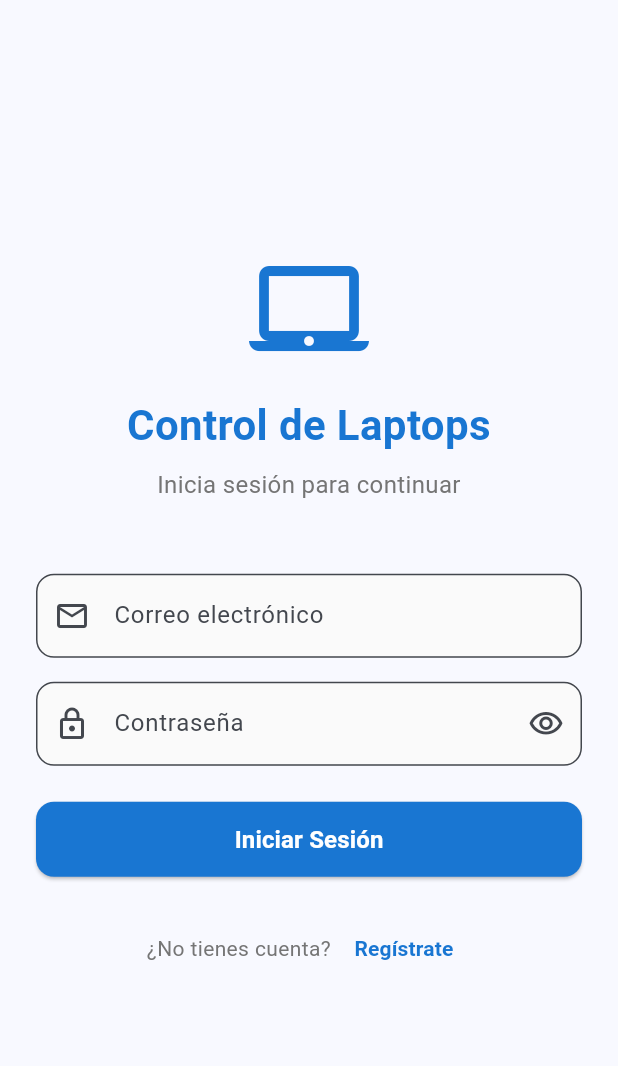
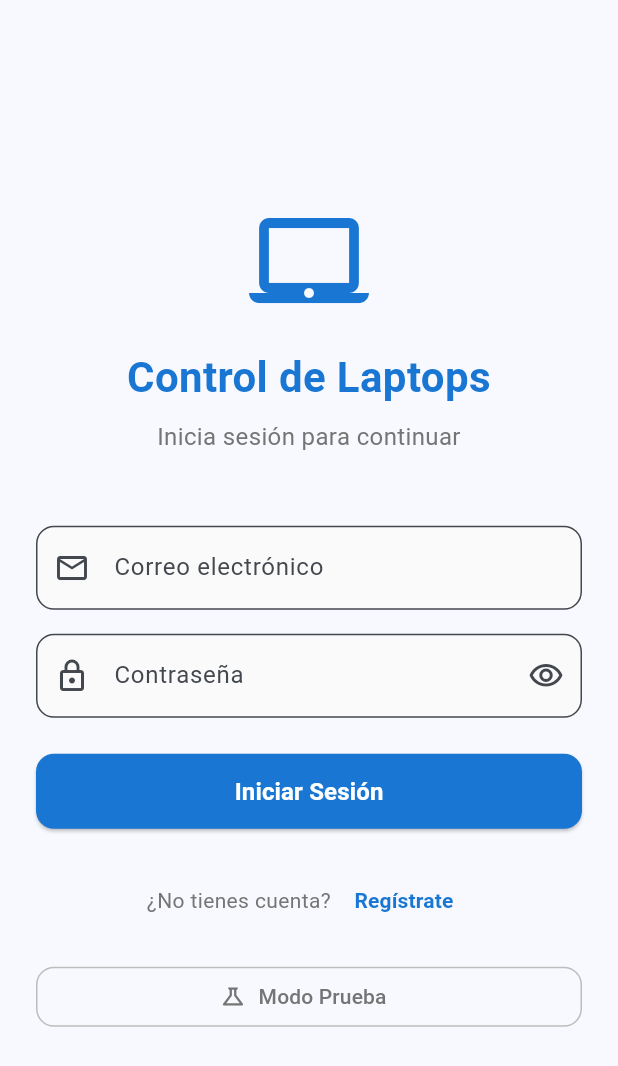
Before and after one commit to Ro-72/proyxd, a Flutter app: the screen it shows after launch, on a phone screen of 412 x 824 dp. Shown: the top 1066 px of the screen. Run offline on Flutter 3.47's test engine with Material 3 defaults, Android fonts, the phone set to English and light mode, and no system bars; our stand-ins replace firebase_auth, firebase_core, firebase_database, table_calendar; accounts and stored records are empty.

Commit message:
Update login_screen.dart

```diff
--- a/lib/screens/login_screen.dart
+++ b/lib/screens/login_screen.dart
@@ -257,6 +257,26 @@ class _LoginScreenState extends State<LoginScreen> {
                       ),
                     ],
                   ),
+                  const SizedBox(height: 16),
+                  OutlinedButton.icon(
+                    onPressed: () {
+                      Navigator.pushReplacement(
+                        context,
+                        MaterialPageRoute(
+                          builder: (context) => const HomeScreen(),
+                        ),
+                      );
+                    },
+                    icon: const Icon(Icons.science_outlined),
+                    label: const Text('Modo Prueba'),
+                    style: OutlinedButton.styleFrom(
+                      foregroundColor: Colors.grey[600],
+                      side: BorderSide(color: Colors.grey[400]!),
+                      shape: RoundedRectangleBorder(
+                        borderRadius: BorderRadius.circular(12),
+                      ),
+                    ),
+                  ),
                 ],
               ),
             ),
```
